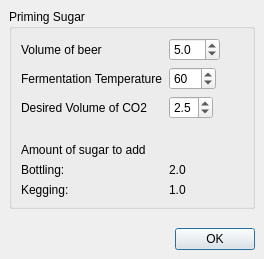
mattcaron/qbrew, file src/sugartool.ui: the form before one commit.
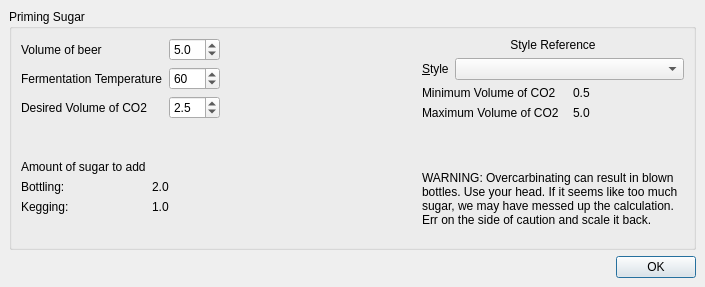
The form after the commit.

Commit message:
Added carbonation styles
- min/max volumes of CO2
- added dropdown and labels to sugar tool window
- added styles to XML
- added big warning

Diff of the .ui file:
```diff
--- a/src/sugartool.ui
+++ b/src/sugartool.ui
@@ -6,29 +6,31 @@
    <rect>
     <x>0</x>
     <y>0</y>
-    <width>264</width>
-    <height>259</height>
+    <width>705</width>
+    <height>287</height>
    </rect>
   </property>
+  <property name="sizePolicy">
+   <sizepolicy hsizetype="MinimumExpanding" vsizetype="MinimumExpanding">
+    <horstretch>0</horstretch>
+    <verstretch>0</verstretch>
+   </sizepolicy>
+  </property>
   <property name="windowTitle">
    <string>Sugar Tool</string>
   </property>
-  <layout class="QVBoxLayout">
-   <property name="spacing">
-    <number>6</number>
-   </property>
+  <layout class="QGridLayout" name="gridLayout_2">
    <property name="margin">
     <number>9</number>
    </property>
-   <item>
+   <item row="0" column="0">
     <widget class="QGroupBox" name="sugarbox">
      <property name="title">
       <string>Priming Sugar</string>
      </property>
+     <layout class="QGridLayout" name="gridLayout_3">
+      <item row="0" column="0" colspan="2">
      <layout class="QFormLayout" name="formLayout">
-      <property name="fieldGrowthPolicy">
-       <enum>QFormLayout::ExpandingFieldsGrow</enum>
-      </property>
       <item row="0" column="0">
        <widget class="QLabel" name="volbeerlabel">
         <property name="text">
@@ -125,51 +127,162 @@
         </property>
        </widget>
       </item>
-      <item row="3" column="0">
-       <spacer>
+       </layout>
+      </item>
+      <item row="0" column="2">
+       <spacer name="spacer">
         <property name="orientation">
+         <enum>Qt::Horizontal</enum>
+        </property>
+        <property name="sizeHint" stdset="0">
+         <size>
+          <width>201</width>
+          <height>78</height>
+         </size>
+        </property>
+       </spacer>
+      </item>
+      <item row="0" column="3">
+       <layout class="QGridLayout" name="gridLayout">
+        <item row="0" column="0" colspan="3">
+         <widget class="QLabel" name="label">
+          <property name="text">
+           <string>Style Reference</string>
+          </property>
+          <property name="alignment">
+           <set>Qt::AlignCenter</set>
+          </property>
+         </widget>
+        </item>
+        <item row="1" column="0">
+         <widget class="QLabel" name="stylelabel">
+          <property name="frameShape">
+           <enum>QFrame::NoFrame</enum>
+          </property>
+          <property name="frameShadow">
+           <enum>QFrame::Plain</enum>
+          </property>
+          <property name="text">
+           <string>&amp;Style</string>
+          </property>
+          <property name="buddy">
+           <cstring>stylecombo</cstring>
+          </property>
+         </widget>
+        </item>
+        <item row="1" column="1" colspan="2">
+         <widget class="QComboBox" name="stylecombo">
+          <property name="sizePolicy">
+           <sizepolicy hsizetype="Preferred" vsizetype="Fixed">
+            <horstretch>1</horstretch>
+            <verstretch>0</verstretch>
+           </sizepolicy>
+          </property>
+          <property name="toolTip">
+           <string>Recipe Style</string>
+          </property>
+          <property name="whatsThis">
+           <string>&lt;p&gt;Use this control to select the style of recipe.&lt;/p&gt;
+&lt;p&gt;This only affects the minimum and maximum values in the &lt;em&gt;characteristics&lt;/em&gt; section&lt;/p&gt;</string>
+          </property>
+          <property name="sizeAdjustPolicy">
+           <enum>QComboBox::AdjustToContents</enum>
+          </property>
+          <property name="duplicatesEnabled">
+           <bool>false</bool>
+          </property>
+         </widget>
+        </item>
+        <item row="2" column="0" colspan="2">
+         <widget class="QLabel" name="minco2label">
+          <property name="text">
+           <string>Minimum Volume of CO2</string>
+          </property>
+         </widget>
+        </item>
+        <item row="2" column="2">
+         <widget class="QLabel" name="minco2">
+          <property name="text">
+           <string>0.5</string>
+          </property>
+         </widget>
+        </item>
+        <item row="3" column="0" colspan="2">
+         <widget class="QLabel" name="maxco2label">
+          <property name="text">
+           <string>Maximum Volume of CO2</string>
+          </property>
+         </widget>
+        </item>
+        <item row="3" column="2">
+         <widget class="QLabel" name="maxco2">
+          <property name="text">
+           <string>5.0</string>
+          </property>
+         </widget>
+        </item>
+       </layout>
+      </item>
+      <item row="1" column="0">
+       <spacer name="verticalSpacer">
+        <property name="orientation">
          <enum>Qt::Vertical</enum>
         </property>
-        <property name="sizeType">
-         <enum>QSizePolicy::Fixed</enum>
+        <property name="sizeHint" stdset="0">
+         <size>
+          <width>20</width>
+          <height>9</height>
+         </size>
         </property>
+       </spacer>
+      </item>
+      <item row="1" column="3">
+       <spacer name="verticalSpacer_2">
+        <property name="orientation">
+         <enum>Qt::Vertical</enum>
+        </property>
         <property name="sizeHint" stdset="0">
          <size>
           <width>20</width>
-          <height>12</height>
+          <height>40</height>
          </size>
         </property>
        </spacer>
       </item>
-      <item row="4" column="0">
+      <item row="2" column="0">
+       <layout class="QFormLayout" name="formLayout_2">
+        <property name="fieldGrowthPolicy">
+         <enum>QFormLayout::ExpandingFieldsGrow</enum>
+        </property>
+        <item row="0" column="0">
        <widget class="QLabel" name="sugarlabel">
         <property name="text">
          <string>Amount of sugar to add</string>
         </property>
        </widget>
       </item>
-      <item row="5" column="0">
+        <item row="1" column="0">
        <widget class="QLabel" name="sugarbottlelabel">
         <property name="text">
          <string>Bottling:</string>
         </property>
        </widget>
       </item>
-      <item row="5" column="1">
+        <item row="1" column="1">
        <widget class="QLabel" name="sugarbottle">
         <property name="text">
          <string>2.0</string>
         </property>
        </widget>
       </item>
-      <item row="6" column="0">
+        <item row="2" column="0">
        <widget class="QLabel" name="sugarkeglabel">
         <property name="text">
          <string>Kegging:</string>
         </property>
        </widget>
       </item>
-      <item row="6" column="1">
+        <item row="2" column="1">
        <widget class="QLabel" name="sugarkeg">
         <property name="text">
          <string>1.0</string>
@@ -177,23 +290,41 @@
        </widget>
       </item>
      </layout>
-    </widget>
-   </item>
-   <item>
-    <spacer name="verticalSpacer">
+      </item>
+      <item row="2" column="1" colspan="2">
+       <spacer name="spacer_2">
      <property name="orientation">
-      <enum>Qt::Vertical</enum>
+         <enum>Qt::Horizontal</enum>
      </property>
      <property name="sizeHint" stdset="0">
       <size>
-       <width>20</width>
-       <height>40</height>
+          <width>202</width>
+          <height>78</height>
       </size>
      </property>
     </spacer>
    </item>
-   <item>
+      <item row="2" column="3">
+       <widget class="QLabel" name="label_2">
+        <property name="text">
+         <string>WARNING: Overcarbinating can result in blown bottles. Use your head. If it seems like too much sugar, we may have messed up the calculation. Err on the side of caution and scale it back.</string>
+        </property>
+        <property name="wordWrap">
+         <bool>true</bool>
+        </property>
+       </widget>
+      </item>
+     </layout>
+    </widget>
+   </item>
+   <item row="1" column="0">
     <widget class="QDialogButtonBox" name="buttonbox">
+     <property name="sizePolicy">
+      <sizepolicy hsizetype="MinimumExpanding" vsizetype="MinimumExpanding">
+       <horstretch>0</horstretch>
+       <verstretch>0</verstretch>
+      </sizepolicy>
+     </property>
      <property name="orientation">
       <enum>Qt::Horizontal</enum>
      </property>
```
Left out of the diff: 4 changed lines with no effect on the pictures. Lines whose indentation alone changed are shown as unchanged. The commit also changes 14 other files.
